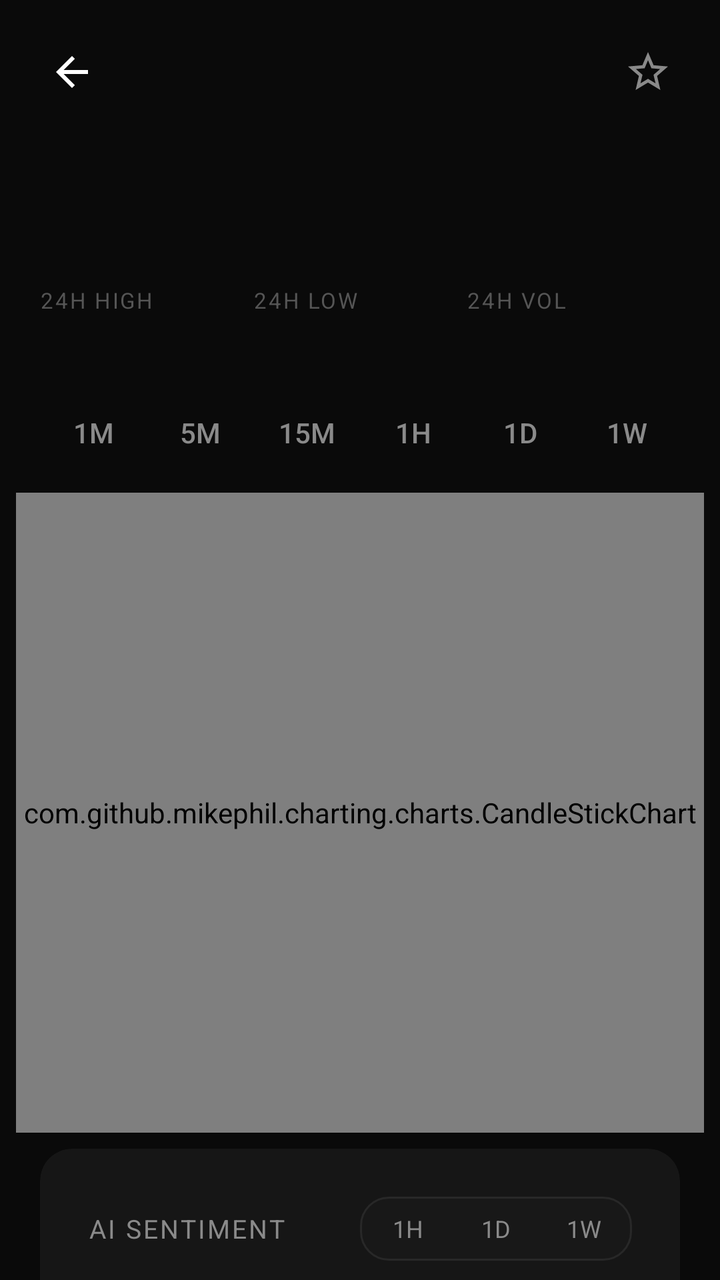
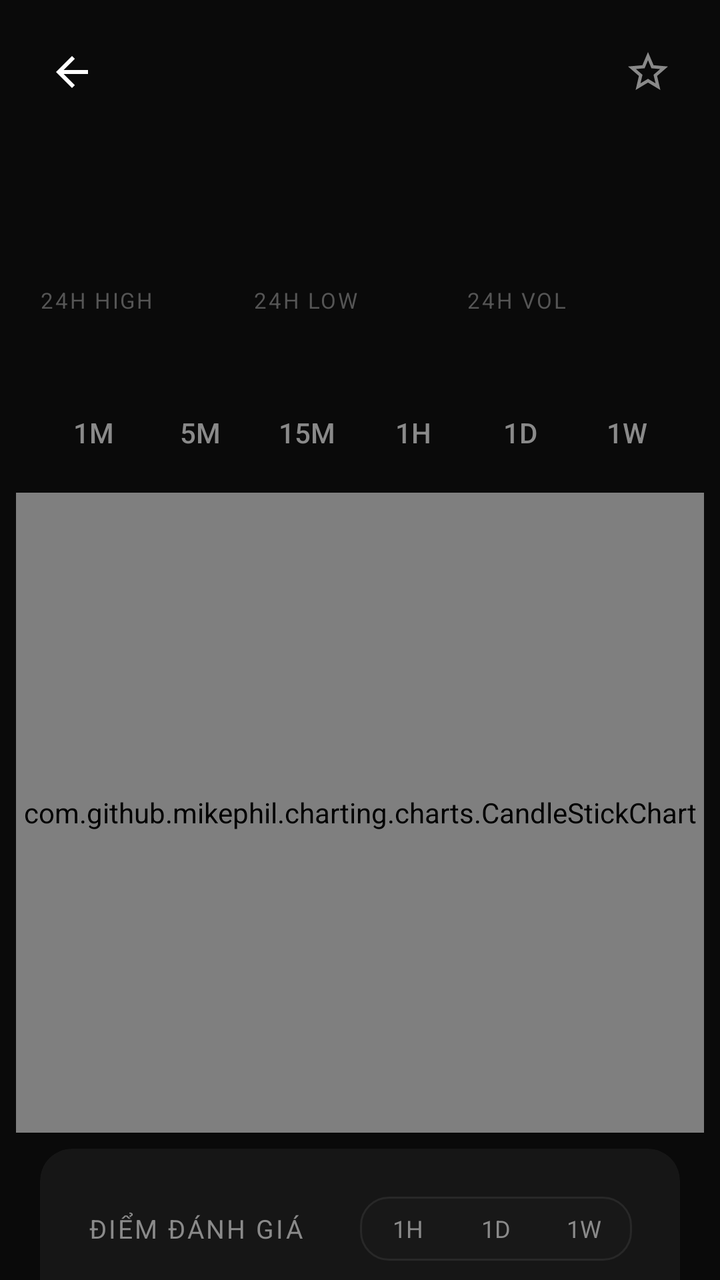

Compare the two renders of this Android layout. The source of the first and the diff that turns it into the second are given below.
<!-- AndroidManifest.xml: application theme Theme.CryptoPulse -->
<!-- res/layout/activity_coin_detail.xml -->
<?xml version="1.0" encoding="utf-8"?>
<androidx.core.widget.NestedScrollView
    xmlns:android="http://schemas.android.com/apk/res/android"
    xmlns:app="http://schemas.android.com/apk/res-auto"
    android:layout_width="match_parent"
    android:layout_height="match_parent"
    android:background="@color/bg_primary"
    android:overScrollMode="never">

    <LinearLayout
        android:layout_width="match_parent"
        android:layout_height="wrap_content"
        android:orientation="vertical"
        android:paddingBottom="40dp">

        
        <LinearLayout
            android:id="@+id/detail_header"
            android:layout_width="match_parent" android:layout_height="wrap_content"
            android:orientation="horizontal" android:gravity="center_vertical"
            android:padding="20dp">
            <ImageView
                android:id="@+id/btn_back"
                android:layout_width="32dp" android:layout_height="32dp"
                android:src="@drawable/ic_arrow_back"
                app:tint="@color/text_primary"
                android:layout_marginEnd="12dp" android:padding="4dp"
                android:background="?attr/selectableItemBackgroundBorderless"/>
            <TextView
                android:id="@+id/tv_detail_symbol"
                android:layout_width="0dp" android:layout_height="wrap_content"
                android:layout_weight="1"
                android:textSize="20sp" android:textColor="@color/text_primary"
                android:fontFamily="sans-serif" android:textStyle="bold"/>
            <ImageView
                android:id="@+id/btn_favorite"
                android:layout_width="32dp" android:layout_height="32dp"
                android:padding="4dp"
                android:src="@drawable/ic_star_outline"
                app:tint="@color/text_secondary"
                android:background="?attr/selectableItemBackgroundBorderless"/>
        </LinearLayout>

        
        <LinearLayout
            android:layout_width="match_parent" android:layout_height="wrap_content"
            android:orientation="horizontal" android:gravity="center_vertical"
            android:paddingHorizontal="20dp" android:paddingBottom="12dp">
            <TextView
                android:id="@+id/tv_detail_price"
                android:layout_width="wrap_content" android:layout_height="wrap_content"
                android:textSize="44sp" android:textColor="@color/text_primary"
                android:fontFamily="sans-serif" android:textStyle="bold"
                android:letterSpacing="-0.02"/>
            <ImageView
                android:id="@+id/iv_token_logo"
                android:layout_width="36dp" android:layout_height="36dp"
                android:layout_marginStart="12dp"
                android:src="@mipmap/ic_launcher" android:padding="2dp"/>
            <View android:layout_width="0dp" android:layout_height="0dp" android:layout_weight="1"/>
            <TextView
                android:id="@+id/tv_detail_change"
                android:layout_width="wrap_content" android:layout_height="wrap_content"
                android:textSize="20sp" android:textColor="@color/accent_green"
                android:fontFamily="sans-serif-medium"/>
        </LinearLayout>

        
        <LinearLayout
            android:layout_width="match_parent" android:layout_height="wrap_content"
            android:orientation="horizontal"
            android:paddingHorizontal="20dp" android:paddingBottom="20dp">
            <LinearLayout android:layout_width="0dp" android:layout_height="wrap_content"
                android:layout_weight="1" android:orientation="vertical">
                <TextView android:layout_width="wrap_content" android:layout_height="wrap_content"
                    android:text="24H HIGH" android:textSize="11sp"
                    android:textColor="@color/text_tertiary" android:letterSpacing="0.08"/>
                <TextView android:id="@+id/tv_24h_high"
                    android:layout_width="wrap_content" android:layout_height="wrap_content"
                    android:textSize="14sp" android:textColor="@color/text_primary"
                    android:fontFamily="sans-serif-medium" android:layout_marginTop="2dp"/>
            </LinearLayout>
            <LinearLayout android:layout_width="0dp" android:layout_height="wrap_content"
                android:layout_weight="1" android:orientation="vertical">
                <TextView android:layout_width="wrap_content" android:layout_height="wrap_content"
                    android:text="24H LOW" android:textSize="11sp"
                    android:textColor="@color/text_tertiary" android:letterSpacing="0.08"/>
                <TextView android:id="@+id/tv_24h_low"
                    android:layout_width="wrap_content" android:layout_height="wrap_content"
                    android:textSize="14sp" android:textColor="@color/text_primary"
                    android:fontFamily="sans-serif-medium" android:layout_marginTop="2dp"/>
            </LinearLayout>
            <LinearLayout android:layout_width="0dp" android:layout_height="wrap_content"
                android:layout_weight="1" android:orientation="vertical">
                <TextView android:layout_width="wrap_content" android:layout_height="wrap_content"
                    android:text="24H VOL" android:textSize="11sp"
                    android:textColor="@color/text_tertiary" android:letterSpacing="0.08"/>
                <TextView android:id="@+id/tv_24h_volume"
                    android:layout_width="wrap_content" android:layout_height="wrap_content"
                    android:textSize="14sp" android:textColor="@color/text_primary"
                    android:fontFamily="sans-serif-medium" android:layout_marginTop="2dp"/>
            </LinearLayout>
        </LinearLayout>

        
        <LinearLayout
            android:layout_width="match_parent" android:layout_height="wrap_content"
            android:paddingHorizontal="20dp" android:paddingBottom="12dp"
            android:orientation="horizontal">
            <TextView android:id="@+id/btn_tf_1m"
                android:layout_width="0dp" android:layout_height="36dp" android:layout_weight="1"
                android:gravity="center" android:text="1M" android:textSize="14sp"
                android:textColor="@color/text_secondary" android:fontFamily="sans-serif-medium"
                android:background="@drawable/bg_timeframe_normal"/>
            <TextView android:id="@+id/btn_tf_5m"
                android:layout_width="0dp" android:layout_height="36dp" android:layout_weight="1"
                android:gravity="center" android:text="5M" android:textSize="14sp"
                android:textColor="@color/text_secondary" android:fontFamily="sans-serif-medium"
                android:background="@drawable/bg_timeframe_normal"/>
            <TextView android:id="@+id/btn_tf_15m"
                android:layout_width="0dp" android:layout_height="36dp" android:layout_weight="1"
                android:gravity="center" android:text="15M" android:textSize="14sp"
                android:textColor="@color/text_secondary" android:fontFamily="sans-serif-medium"
                android:background="@drawable/bg_timeframe_normal"/>
            <TextView android:id="@+id/btn_tf_1h"
                android:layout_width="0dp" android:layout_height="36dp" android:layout_weight="1"
                android:gravity="center" android:text="1H" android:textSize="14sp"
                android:textColor="@color/text_secondary" android:fontFamily="sans-serif-medium"
                android:background="@drawable/bg_timeframe_normal"/>
            <TextView android:id="@+id/btn_tf_1d"
                android:layout_width="0dp" android:layout_height="36dp" android:layout_weight="1"
                android:gravity="center" android:text="1D" android:textSize="14sp"
                android:textColor="@color/text_secondary" android:fontFamily="sans-serif-medium"
                android:background="@drawable/bg_timeframe_normal"/>
            <TextView android:id="@+id/btn_tf_1w"
                android:layout_width="0dp" android:layout_height="36dp" android:layout_weight="1"
                android:gravity="center" android:text="1W" android:textSize="14sp"
                android:textColor="@color/text_secondary" android:fontFamily="sans-serif-medium"
                android:background="@drawable/bg_timeframe_normal"/>
        </LinearLayout>

        
        <com.github.mikephil.charting.charts.CandleStickChart
            android:id="@+id/candle_chart"
            android:layout_width="match_parent"
            android:layout_height="320dp"
            android:layout_marginHorizontal="8dp"
            android:layout_marginBottom="8dp"/>

        
        <androidx.cardview.widget.CardView
            android:id="@+id/card_candle_info"
            android:layout_width="match_parent"
            android:layout_height="wrap_content"
            android:layout_marginHorizontal="20dp"
            android:layout_marginBottom="16dp"
            android:visibility="gone"
            app:cardBackgroundColor="#1A39FF6E"
            app:cardCornerRadius="12dp"
            app:cardElevation="0dp"
            app:strokeColor="@color/accent_green"
            app:strokeWidth="1dp">

            <LinearLayout
                android:layout_width="match_parent"
                android:layout_height="wrap_content"
                android:orientation="vertical"
                android:paddingHorizontal="16dp"
                android:paddingVertical="12dp">

                <TextView
                    android:id="@+id/tv_candle_time"
                    android:layout_width="wrap_content"
                    android:layout_height="wrap_content"
                    android:textSize="11sp"
                    android:textColor="#888888"
                    android:fontFamily="sans-serif"
                    android:layout_marginBottom="8dp"/>

                <LinearLayout
                    android:layout_width="match_parent"
                    android:layout_height="wrap_content"
                    android:orientation="horizontal"
                    android:layout_marginBottom="6dp">
                    <LinearLayout android:layout_width="0dp" android:layout_height="wrap_content"
                        android:layout_weight="1" android:orientation="horizontal">
                        <TextView android:layout_width="wrap_content" android:layout_height="wrap_content"
                            android:text="O  " android:textSize="12sp" android:textColor="#888888"/>
                        <TextView android:id="@+id/tv_candle_open"
                            android:layout_width="wrap_content" android:layout_height="wrap_content"
                            android:textSize="13sp" android:textColor="#FFFFFF"
                            android:fontFamily="sans-serif-medium"/>
                    </LinearLayout>
                    <LinearLayout android:layout_width="0dp" android:layout_height="wrap_content"
                        android:layout_weight="1" android:orientation="horizontal">
                        <TextView android:layout_width="wrap_content" android:layout_height="wrap_content"
                            android:text="H  " android:textSize="12sp" android:textColor="#888888"/>
                        <TextView android:id="@+id/tv_candle_high"
                            android:layout_width="wrap_content" android:layout_height="wrap_content"
                            android:textSize="13sp" android:textColor="#39FF6E"
                            android:fontFamily="sans-serif-medium"/>
                    </LinearLayout>
                </LinearLayout>

                <LinearLayout
                    android:layout_width="match_parent"
                    android:layout_height="wrap_content"
                    android:orientation="horizontal"
                    android:layout_marginBottom="6dp">
                    <LinearLayout android:layout_width="0dp" android:layout_height="wrap_content"
                        android:layout_weight="1" android:orientation="horizontal">
                        <TextView android:layout_width="wrap_content" android:layout_height="wrap_content"
                            android:text="L  " android:textSize="12sp" android:textColor="#888888"/>
                        <TextView android:id="@+id/tv_candle_low"
                            android:layout_width="wrap_content" android:layout_height="wrap_content"
                            android:textSize="13sp" android:textColor="#FF4444"
                            android:fontFamily="sans-serif-medium"/>
                    </LinearLayout>
                    <LinearLayout android:layout_width="0dp" android:layout_height="wrap_content"
                        android:layout_weight="1" android:orientation="horizontal">
                        <TextView android:layout_width="wrap_content" android:layout_height="wrap_content"
                            android:text="C  " android:textSize="12sp" android:textColor="#888888"/>
                        <TextView android:id="@+id/tv_candle_close"
                            android:layout_width="wrap_content" android:layout_height="wrap_content"
                            android:textSize="13sp" android:textColor="#FFFFFF"
                            android:fontFamily="sans-serif-medium"/>
                    </LinearLayout>
                </LinearLayout>

                <LinearLayout android:layout_width="match_parent" android:layout_height="wrap_content"
                    android:orientation="horizontal">
                    <TextView android:layout_width="wrap_content" android:layout_height="wrap_content"
                        android:text="Vol  " android:textSize="12sp" android:textColor="#888888"/>
                    <TextView android:id="@+id/tv_candle_volume"
                        android:layout_width="wrap_content" android:layout_height="wrap_content"
                        android:textSize="13sp" android:textColor="#FFFFFF"
                        android:fontFamily="sans-serif-medium"/>
                </LinearLayout>
            </LinearLayout>
        </androidx.cardview.widget.CardView>

        
        <androidx.cardview.widget.CardView
            android:id="@+id/card_sentiment_detail"
            android:layout_width="match_parent" android:layout_height="wrap_content"
            android:layout_marginHorizontal="20dp" android:layout_marginBottom="16dp"
            app:cardBackgroundColor="@color/bg_card" app:cardCornerRadius="16dp"
            app:cardElevation="0dp" app:strokeColor="@color/border" app:strokeWidth="1dp">
            <LinearLayout android:layout_width="match_parent" android:layout_height="wrap_content"
                android:orientation="vertical" android:padding="24dp">
                <LinearLayout android:layout_width="match_parent" android:layout_height="wrap_content"
                    android:orientation="horizontal" android:gravity="center_vertical"
                    android:layout_marginBottom="20dp">
                    <TextView android:layout_width="0dp" android:layout_height="wrap_content"
                        android:layout_weight="1" android:text="AI SENTIMENT"
                        android:textSize="13sp" android:textColor="@color/text_secondary"
                        android:letterSpacing="0.08" android:fontFamily="sans-serif"/>
                    <LinearLayout android:layout_width="wrap_content" android:layout_height="wrap_content"
                        android:background="@drawable/bg_search" android:orientation="horizontal"
                        android:padding="2dp">
                        <TextView android:id="@+id/btn_sent_1h"
                            android:layout_width="44dp" android:layout_height="28dp"
                            android:gravity="center" android:text="1H" android:textSize="12sp"
                            android:textColor="@color/text_secondary"
                            android:background="@android:color/transparent"/>
                        <TextView android:id="@+id/btn_sent_1d"
                            android:layout_width="44dp" android:layout_height="28dp"
                            android:gravity="center" android:text="1D" android:textSize="12sp"
                            android:textColor="@color/text_secondary"
                            android:background="@android:color/transparent"/>
                        <TextView android:id="@+id/btn_sent_1w"
                            android:layout_width="44dp" android:layout_height="28dp"
                            android:gravity="center" android:text="1W" android:textSize="12sp"
                            android:textColor="@color/text_secondary"
                            android:background="@android:color/transparent"/>
                    </LinearLayout>
                </LinearLayout>
                <LinearLayout android:layout_width="match_parent" android:layout_height="wrap_content"
                    android:gravity="center" android:orientation="vertical">
                    <TextView android:id="@+id/tv_detail_sentiment"
                        android:layout_width="wrap_content" android:layout_height="wrap_content"
                        android:text="--" android:textSize="64sp"
                        android:textColor="@color/text_primary"
                        android:fontFamily="sans-serif" android:textStyle="bold"/>
                    <TextView android:layout_width="wrap_content" android:layout_height="wrap_content"
                        android:text="/ 100" android:textSize="14sp"
                        android:textColor="@color/text_tertiary" android:fontFamily="sans-serif"/>
                    <TextView android:id="@+id/tv_detail_sentiment_label"
                        android:layout_width="wrap_content" android:layout_height="wrap_content"
                        android:text="LOADING..." android:textSize="15sp"
                        android:textColor="@color/bg_primary"
                        android:fontFamily="sans-serif" android:textStyle="bold"
                        android:background="@drawable/btn_green_gradient"
                        android:paddingHorizontal="20dp" android:paddingVertical="8dp"
                        android:layout_marginTop="12dp"/>
                </LinearLayout>
            </LinearLayout>
        </androidx.cardview.widget.CardView>

        
        <androidx.cardview.widget.CardView
            android:id="@+id/card_indicators"
            android:layout_width="match_parent" android:layout_height="wrap_content"
            android:layout_marginHorizontal="20dp" android:layout_marginBottom="32dp"
            app:cardBackgroundColor="@color/bg_card" app:cardCornerRadius="16dp"
            app:cardElevation="0dp" app:strokeColor="@color/border" app:strokeWidth="1dp">
            <LinearLayout android:layout_width="match_parent" android:layout_height="wrap_content"
                android:orientation="vertical" android:padding="24dp">
                <LinearLayout android:layout_width="match_parent" android:layout_height="wrap_content"
                    android:orientation="horizontal" android:gravity="center_vertical"
                    android:layout_marginBottom="24dp">
                    <TextView android:layout_width="0dp" android:layout_height="wrap_content"
                        android:layout_weight="1" android:text="TỔNG QUAN KỸ THUẬT"
                        android:textSize="13sp" android:textColor="@color/text_secondary"
                        android:letterSpacing="0.08" android:fontFamily="sans-serif-medium"/>
                    <TextView android:layout_width="wrap_content" android:layout_height="wrap_content"
                        android:text="Real-time" android:textSize="11sp"
                        android:textColor="@color/accent_green" android:fontFamily="sans-serif-medium"
                        android:background="#1A39FF6E"
                        android:paddingHorizontal="8dp" android:paddingVertical="4dp"/>
                </LinearLayout>
                <LinearLayout android:layout_width="match_parent" android:layout_height="wrap_content"
                    android:orientation="horizontal" android:layout_marginBottom="20dp">
                    <LinearLayout android:layout_width="0dp" android:layout_height="wrap_content"
                        android:layout_weight="1" android:orientation="vertical">
                        <TextView android:layout_width="wrap_content" android:layout_height="wrap_content"
                            android:text="RSI (14)" android:textSize="12sp" android:textColor="@color/text_secondary"/>
                        <TextView android:id="@+id/tv_detail_rsi"
                            android:layout_width="wrap_content" android:layout_height="wrap_content"
                            android:textSize="16sp" android:textColor="@color/text_primary"
                            android:fontFamily="sans-serif-medium" android:layout_marginTop="4dp"/>
                    </LinearLayout>
                    <LinearLayout android:layout_width="0dp" android:layout_height="wrap_content"
                        android:layout_weight="1" android:orientation="vertical">
                        <TextView android:layout_width="wrap_content" android:layout_height="wrap_content"
                            android:text="TÍN HIỆU MACD" android:textSize="12sp" android:textColor="@color/text_secondary"/>
                        <TextView android:id="@+id/tv_detail_macd"
                            android:layout_width="wrap_content" android:layout_height="wrap_content"
                            android:textSize="16sp" android:textColor="@color/text_primary"
                            android:fontFamily="sans-serif-medium" android:layout_marginTop="4dp"/>
                    </LinearLayout>
                </LinearLayout>
                <LinearLayout android:layout_width="match_parent" android:layout_height="wrap_content"
                    android:orientation="horizontal" android:layout_marginBottom="20dp">
                    <LinearLayout android:layout_width="0dp" android:layout_height="wrap_content"
                        android:layout_weight="1" android:orientation="vertical">
                        <TextView android:layout_width="wrap_content" android:layout_height="wrap_content"
                            android:text="ĐƯỜNG EMA (20)" android:textSize="12sp" android:textColor="@color/text_secondary"/>
                        <TextView android:id="@+id/tv_detail_ema20"
                            android:layout_width="wrap_content" android:layout_height="wrap_content"
                            android:textSize="16sp" android:textColor="@color/text_primary"
                            android:fontFamily="sans-serif-medium" android:layout_marginTop="4dp"/>
                    </LinearLayout>
                    <LinearLayout android:layout_width="0dp" android:layout_height="wrap_content"
                        android:layout_weight="1" android:orientation="vertical">
                        <TextView android:layout_width="wrap_content" android:layout_height="wrap_content"
                            android:text="ĐƯỜNG EMA (50)" android:textSize="12sp" android:textColor="@color/text_secondary"/>
                        <TextView android:id="@+id/tv_detail_ema50"
                            android:layout_width="wrap_content" android:layout_height="wrap_content"
                            android:textSize="16sp" android:textColor="@color/text_primary"
                            android:fontFamily="sans-serif-medium" android:layout_marginTop="4dp"/>
                    </LinearLayout>
                </LinearLayout>
                <LinearLayout android:layout_width="match_parent" android:layout_height="wrap_content"
                    android:orientation="horizontal">
                    <LinearLayout android:layout_width="0dp" android:layout_height="wrap_content"
                        android:layout_weight="1" android:orientation="vertical">
                        <TextView android:layout_width="wrap_content" android:layout_height="wrap_content"
                            android:text="HỖ TRỢ (SUP)" android:textSize="12sp" android:textColor="@color/text_secondary"/>
                        <TextView android:id="@+id/tv_detail_support"
                            android:layout_width="wrap_content" android:layout_height="wrap_content"
                            android:textSize="16sp" android:textColor="@color/text_primary"
                            android:fontFamily="sans-serif-medium" android:layout_marginTop="4dp"/>
                    </LinearLayout>
                    <LinearLayout android:layout_width="0dp" android:layout_height="wrap_content"
                        android:layout_weight="1" android:orientation="vertical">
                        <TextView android:layout_width="wrap_content" android:layout_height="wrap_content"
                            android:text="TÂM LÝ (F&amp;G)" android:textSize="12sp" android:textColor="@color/text_secondary"/>
                        <TextView android:id="@+id/tv_detail_fear_greed"
                            android:layout_width="wrap_content" android:layout_height="wrap_content"
                            android:textSize="16sp" android:textColor="@color/text_primary"
                            android:fontFamily="sans-serif-medium" android:layout_marginTop="4dp"/>
                    </LinearLayout>
                </LinearLayout>
            </LinearLayout>
        </androidx.cardview.widget.CardView>

    </LinearLayout>
</androidx.core.widget.NestedScrollView>
<!-- resources referenced by this layout -->
<resources>
  <color name="accent_green">#39FF6E</color>
  <color name="bg_card">#161616</color>
  <color name="bg_primary">#0A0A0A</color>
  <color name="border">#2A2A2A</color>
  <color name="text_primary">#FFFFFF</color>
  <color name="text_secondary">#8A8A8A</color>
  <color name="text_tertiary">#555555</color>
  <!-- drawable bg_search (drawable) -->
  <?xml version="1.0" encoding="utf-8"?>
  <shape xmlns:android="http://schemas.android.com/apk/res/android">
      <solid android:color="#181818"/>
      <corners android:radius="14dp"/>
      <stroke android:color="#282828" android:width="1dp"/>
  </shape>
  <!-- drawable bg_timeframe_normal (drawable) -->
  <?xml version="1.0" encoding="utf-8"?>
  <shape xmlns:android="http://schemas.android.com/apk/res/android">
      <solid android:color="#00000000"/>
      <corners android:radius="8dp"/>
  </shape>
  <!-- drawable btn_green_gradient (drawable) -->
  <?xml version="1.0" encoding="utf-8"?>
  <shape xmlns:android="http://schemas.android.com/apk/res/android">
      <gradient android:startColor="#39FF6E" android:endColor="#25CC50" android:angle="135"/>
      <corners android:radius="12dp"/>
  </shape>
  <!-- drawable ic_arrow_back (drawable) -->
  <vector xmlns:android="http://schemas.android.com/apk/res/android" android:autoMirrored="true" android:height="24dp" android:tint="#000000" android:viewportHeight="960" android:viewportWidth="960" android:width="24dp">
        
      <path android:fillColor="@android:color/white" android:pathData="M313,520L537,744L480,800L160,480L480,160L537,216L313,440L800,440L800,520L313,520Z"/>
      
  </vector>
  <!-- drawable ic_star_outline (drawable) -->
  <?xml version="1.0" encoding="utf-8"?>
  <vector xmlns:android="http://schemas.android.com/apk/res/android" android:width="16dp" android:height="16dp" android:viewportWidth="24" android:viewportHeight="24">
      <path android:fillColor="@color/text_tertiary" android:pathData="M22,9.24l-7.19,-0.62L12,2 9.19,8.63 2,9.24l5.46,4.73L5.82,21 12,17.27 18.18,21l-1.63,-7.03L22,9.24zM12,15.4l-3.76,2.27 1,-4.28-3.32,-2.88 4.38,-0.38L12,6.1l1.71,4.04 4.38,0.38-3.32,2.88 1,4.28L12,15.4z"/>
  </vector>
  <!-- mipmap ic_launcher (mipmap-hdpi) -->
  <?xml version="1.0" encoding="utf-8"?>
  <adaptive-icon xmlns:android="http://schemas.android.com/apk/res/android">
      <background android:drawable="@color/bg_primary"/>
      <foreground android:drawable="@drawable/ic_launcher_foreground"/>
  </adaptive-icon>
  <!-- drawable ic_launcher_foreground (drawable) -->
  <?xml version="1.0" encoding="utf-8"?>
  <vector xmlns:android="http://schemas.android.com/apk/res/android"
      android:width="108dp" android:height="108dp"
      android:viewportWidth="108" android:viewportHeight="108">
      <path android:fillColor="#0A0A0A" android:pathData="M0,0h108v108H0z"/>
      <path android:fillColor="#39FF6E" android:pathData="M54,18 L82,52 L54,90 L26,52 Z"/>
      <path android:fillColor="#0A0A0A" android:fillAlpha="0.45" android:pathData="M54,30 L72,52 L54,78 L36,52 Z"/>
      <path android:fillColor="#39FF6E" android:pathData="M54,42 L63,54 L54,66 L45,54 Z"/>
  </vector>
  <color name="accent_green_dark">#25CC50</color>
  <color name="bg_secondary">#111111</color>
  <!-- unchanged entries left out for length: 1 -->
</resources>

<!-- the commit's change to res/layout/activity_coin_detail.xml (unified diff, before → after) -->
@@ -252,7 +252,7 @@
                     android:orientation="horizontal" android:gravity="center_vertical"
                     android:layout_marginBottom="20dp">
                     <TextView android:layout_width="0dp" android:layout_height="wrap_content"
-                        android:layout_weight="1" android:text="AI SENTIMENT"
+                        android:layout_weight="1" android:text="ĐIỂM ĐÁNH GIÁ"
                         android:textSize="13sp" android:textColor="@color/text_secondary"
                         android:letterSpacing="0.08" android:fontFamily="sans-serif"/>
                     <LinearLayout android:layout_width="wrap_content" android:layout_height="wrap_content"
